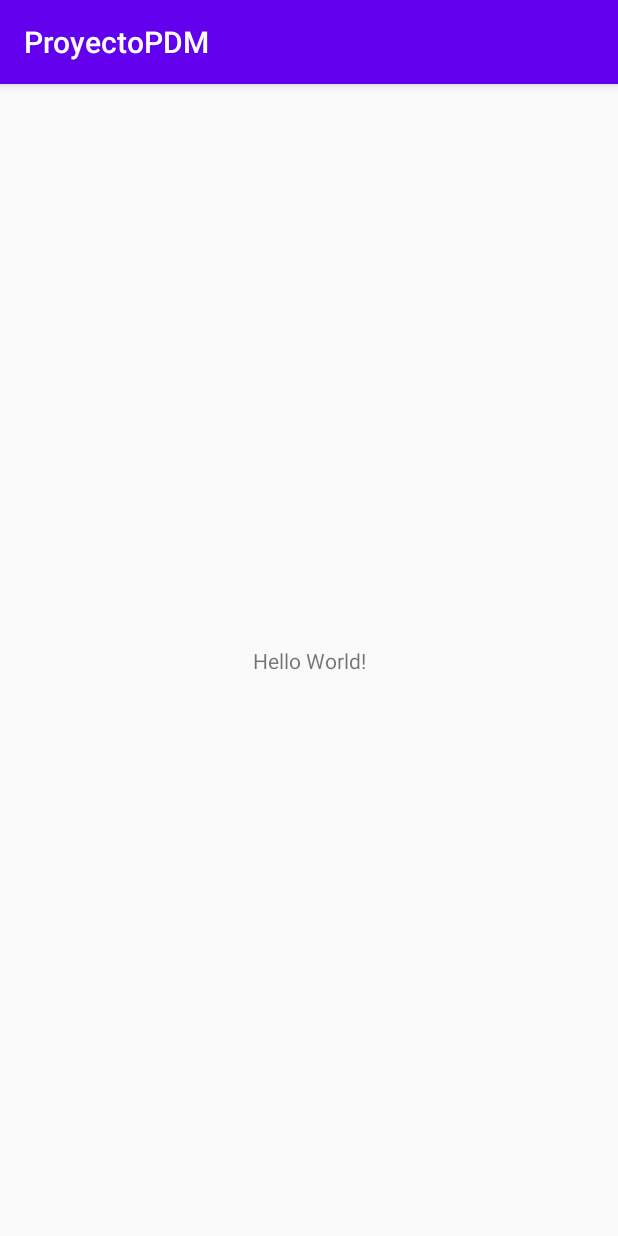
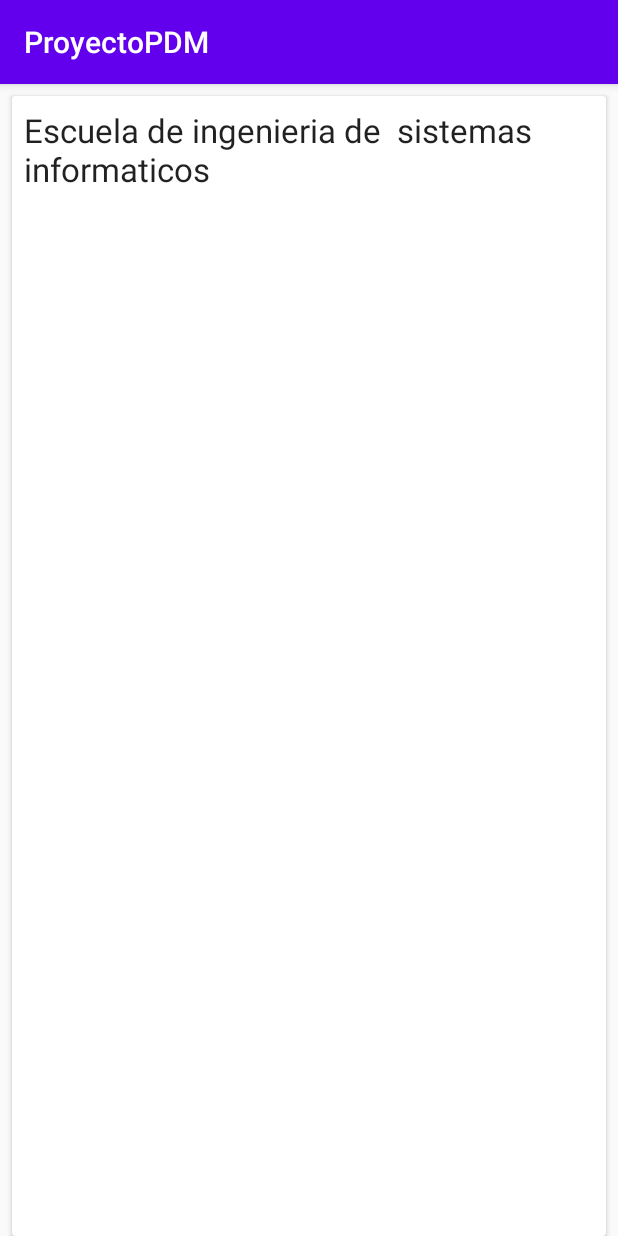
Before and after one commit to Freduart/ProyectoPDM, an Android app: the screen it shows after launch (MainActivity), on a phone screen of 412 x 824 dp. Run offline under Robolectric (Android 15) with nearby library versions, the phone set to English and light mode, and no system bars; our stand-ins replace Room's generated code.

Commit message:
Arquitectura del proyecto
Se a implementado el patron MVVM para el proyecto solamente a la entidad Escuela

```diff
--- /dev/null
+++ b/ProyectoPDM/app/src/main/java/sv/ues/fia/eisi/proyectopdm/Adapter/EscuelaAdapter.java
@@ -0,0 +1,62 @@
+package sv.ues.fia.eisi.proyectopdm.Adapter;
+
+import android.view.LayoutInflater;
+import android.view.View;
+import android.view.ViewGroup;
+import android.widget.TextView;
+
+import androidx.annotation.NonNull;
+import androidx.recyclerview.widget.RecyclerView;
+
+import java.util.ArrayList;
+import java.util.List;
+
+import sv.ues.fia.eisi.proyectopdm.R;
+import sv.ues.fia.eisi.proyectopdm.db.entity.Escuela;
+/*
+    Las clases Adapter son las encargadas de la relacion entre lo logico y lo visual
+ */
+
+public class EscuelaAdapter extends RecyclerView.Adapter<EscuelaAdapter.EscuelaHolder> {
+
+    private List<Escuela> escuelas=new ArrayList<>();
+
+    @NonNull
+    @Override
+    public EscuelaHolder onCreateViewHolder(@NonNull ViewGroup parent, int viewType) {
+        View itemView= LayoutInflater.from(parent.getContext())
+                .inflate(R.layout.escuela_item,parent,false);
+        return new EscuelaHolder(itemView);
+    }
+
+    @Override
+    public void onBindViewHolder(@NonNull EscuelaHolder holder, int position) {
+        Escuela currentEscuela=escuelas.get(position);
+        /*
+            Con el objeto holder recibimos objetos de tipo String y
+            mostramos los valores en cada uno de los TextView y se ciclen con el LiveData
+            Haremos uno por cada item que querramos mostar
+        */
+        holder.nombre.setText(currentEscuela.getNomEscuela());
+
+    }
+
+    @Override
+    public int getItemCount() {
+        return escuelas.size();
+    }
+
+    public void setEscuelas(List<Escuela>escuelas){
+        this.escuelas=escuelas;
+        notifyDataSetChanged();
+    }
+
+    class EscuelaHolder extends RecyclerView.ViewHolder{
+        private TextView nombre;
+
+        public EscuelaHolder(@NonNull View itemView) {
+            super(itemView);
+            nombre=itemView.findViewById(R.id.text1);
+        }
+    }
+}
--- /dev/null
+++ b/ProyectoPDM/app/src/main/java/sv/ues/fia/eisi/proyectopdm/DataBase.java
@@ -0,0 +1,70 @@
+package sv.ues.fia.eisi.proyectopdm;
+
+import android.content.Context;
+import android.os.AsyncTask;
+
+import androidx.annotation.NonNull;
+import androidx.room.Database;
+import androidx.room.Room;
+import androidx.room.RoomDatabase;
+import androidx.sqlite.db.SupportSQLiteDatabase;
+
+import sv.ues.fia.eisi.proyectopdm.dao.EscuelaDao;
+import sv.ues.fia.eisi.proyectopdm.db.entity.Escuela;
+
+
+/*
+    En esta clase es donde creamos cada una de las entity's que usaremos y definir la version de la base
+    como en SQLiteOpenHelper
+ */
+@Database(entities = {
+        /*Alumno.class, AreaAdm.class, Asignatura.class, CargaAcademica.class, Cargo.class,
+        Ciclo.class, CicloAsignatura.class, DetalleEvaluacion.class, Docente.class,
+        EncargadoImpresion.class,*/ Escuela.class/*, Evaluacion.class, Inscripcion.class,
+        Local.class, PrimeraRevision.class, SegundaRevision.class, SegundaRevision_Docente.class,
+        SolicitudExtraordinario.class, SolicitudImpresion.class, TipoEvaluacion.class,*/
+    }, version = 1)
+public abstract class DataBase extends RoomDatabase {
+
+    private static DataBase instance;
+
+    //Este atributo es para poder acceder a la clase Dao
+    public abstract EscuelaDao escuelaDao();
+
+    /*
+        synchronized garantiza el patron singleton para que solo haya una instancia de una clase
+        es util para cuando todos los usuarios esten usando la misma instancia
+     */
+
+    public static synchronized DataBase getInstance(Context context){
+        if(instance==null){
+            instance= Room.databaseBuilder(context.getApplicationContext(),
+                    DataBase.class,"Escuela").fallbackToDestructiveMigration().addCallback(roomCallback)
+                    .build();
+        }
+        return instance;
+    }
+
+    private static RoomDatabase.Callback roomCallback=new RoomDatabase.Callback(){
+        @Override
+        public void onCreate(@NonNull SupportSQLiteDatabase db) {
+            super.onCreate(db);
+            new PoblarDBAsyncTask(instance).execute();
+        }
+    };
+
+    private static class PoblarDBAsyncTask extends AsyncTask<Void, Void, Void>{
+        private EscuelaDao escuelaDao;
+
+        private PoblarDBAsyncTask(DataBase db){
+            escuelaDao=db.escuelaDao();
+        }
+        @Override
+        protected Void doInBackground(Void... voids) {
+            escuelaDao.insert(new Escuela(1,"Escuela de ingenieria de  sistemas informaticos"));
+            escuelaDao.insert(new Escuela(2,"Escuela de ingenieria industrial"));
+            escuelaDao.insert(new Escuela(3,"Escuela de ingenieria electrica"));
+            return null;
+        }
+    }
+}
--- a/ProyectoPDM/app/src/main/java/sv/ues/fia/eisi/proyectopdm/MainActivity.java
+++ b/ProyectoPDM/app/src/main/java/sv/ues/fia/eisi/proyectopdm/MainActivity.java
@@ -1,14 +1,54 @@
 package sv.ues.fia.eisi.proyectopdm;
 
+import androidx.annotation.Nullable;
 import androidx.appcompat.app.AppCompatActivity;
+import androidx.lifecycle.Observer;
+import androidx.lifecycle.ViewModelProvider;
+import androidx.recyclerview.widget.LinearLayoutManager;
+import androidx.recyclerview.widget.RecyclerView;
 
 import android.os.Bundle;
+import android.widget.Toast;
+
+import java.util.List;
+
+import sv.ues.fia.eisi.proyectopdm.Adapter.EscuelaAdapter;
+import sv.ues.fia.eisi.proyectopdm.ViewModel.EscuelaViewModel;
+import sv.ues.fia.eisi.proyectopdm.db.entity.Escuela;
 
 public class MainActivity extends AppCompatActivity {
+
+    private EscuelaViewModel escuelaViewModel;
 
     @Override
     protected void onCreate(Bundle savedInstanceState) {
         super.onCreate(savedInstanceState);
         setContentView(R.layout.activity_main);
+
+        RecyclerView recyclerView=findViewById(R.id.recycler_list);
+        recyclerView.setLayoutManager(new LinearLayoutManager(this));
+        recyclerView.setHasFixedSize(true);
+
+        final EscuelaAdapter adapter=new EscuelaAdapter();
+        recyclerView.setAdapter(adapter);
+
+        try{
+            /*
+                debido a que ViewModel esta desfasado se tienen que buscar alternativas en este caso usamos AndroidViewModelFactory para dicha
+                solucion para comprobarlo podemos mandar un mensaje en un toast
+            */
+            //escuelaViewModel= new ViewModelProvider(this).get(EscuelaViewModel.class);
+            escuelaViewModel=new ViewModelProvider.AndroidViewModelFactory(getApplication()).create(EscuelaViewModel.class);
+            //escuelaViewModel=new ViewModelProvider(this,ViewModelProvider.AndroidViewModelFactory.getInstance(this.getApplication())).get(EscuelaViewModel.class);
+            escuelaViewModel.getAllEscuelas().observe(this, new Observer<List<Escuela>>() {
+                @Override
+                public void onChanged(@Nullable List<Escuela> escuelas) {
+                    //actualiza el RecyclerView
+                    adapter.setEscuelas(escuelas);
+                }
+            });
+        }catch (Exception e){
+            Toast.makeText(MainActivity.this, "Error en el VIewModel", Toast.LENGTH_SHORT).show();
+        }
     }
 }
--- /dev/null
+++ b/ProyectoPDM/app/src/main/java/sv/ues/fia/eisi/proyectopdm/ViewModel/EscuelaViewModel.java
@@ -0,0 +1,49 @@
+package sv.ues.fia.eisi.proyectopdm.ViewModel;
+
+import android.app.Application;
+
+import androidx.annotation.NonNull;
+import androidx.lifecycle.AndroidViewModel;
+import androidx.lifecycle.LiveData;
+
+import java.util.List;
+
+import sv.ues.fia.eisi.proyectopdm.repository.EscuelaRepository;
+import sv.ues.fia.eisi.proyectopdm.db.entity.Escuela;
+
+
+/*
+AndroidViewModel es una subclase de ViewModel
+ */
+public class EscuelaViewModel extends AndroidViewModel {
+
+    private EscuelaRepository repository;
+    private LiveData<List<Escuela>> allEscuelas;
+
+    public EscuelaViewModel(@NonNull Application application) {
+        super(application);
+        repository=new EscuelaRepository(application);
+        allEscuelas=repository.getAllEscuelas();
+    }
+
+
+    public void insert(Escuela escuela){
+        repository.insertar(escuela);
+    }
+
+    public void update(Escuela escuela){
+        repository.actualizar(escuela);
+    }
+
+    public void delete(Escuela escuela){
+        repository.borrar(escuela);
+    }
+
+    public void deleteAllEscuelas(){
+        repository.borrarTodas();
+    }
+
+    public LiveData<List<Escuela>> getAllEscuelas() {
+        return allEscuelas;
+    }
+}
--- /dev/null
+++ b/ProyectoPDM/app/src/main/java/sv/ues/fia/eisi/proyectopdm/dao/EscuelaDao.java
@@ -0,0 +1,47 @@
+package sv.ues.fia.eisi.proyectopdm.dao;
+
+import androidx.lifecycle.LiveData;
+import androidx.room.Dao;
+import androidx.room.Delete;
+import androidx.room.Insert;
+import androidx.room.Query;
+import androidx.room.Update;
+
+import java.util.List;
+
+import sv.ues.fia.eisi.proyectopdm.db.entity.Escuela;
+
+/*
+Aqui se controlan las operaciones sobre las entidades
+si presionamos Control+B sobre las funcionalidades (@Insert, @Update y @Delete)
+veremos como ROOM da la funcionalidad con las interfaces DAO
+*/
+
+@Dao
+public interface EscuelaDao {
+
+    @Insert
+    void insert(Escuela escuela);
+
+    @Update
+    void update(Escuela escuela);
+
+    @Delete
+    void delete(Escuela escuela);
+
+
+    /*
+        En este Query nosotros borramos todos los datos que contenga la tabla Escuela
+        Para borrar uno en especifico necesitaremos usar el id en el Query como un delete de SQL
+     */
+    @Query("delete from Escuela ")
+    void borrarEscuelas();
+
+    /*
+        LiveData tiene ventajas como mostrar los datos siempre actualizados en la app usando ROOM
+     */
+    @Query("Select * from Escuela")
+    LiveData<List<Escuela>> obtenerEscuelas();
+
+
+}
--- a/ProyectoPDM/app/src/main/java/sv/ues/fia/eisi/proyectopdm/db/entity/Escuela.java
+++ b/ProyectoPDM/app/src/main/java/sv/ues/fia/eisi/proyectopdm/db/entity/Escuela.java
@@ -3,7 +3,6 @@ package sv.ues.fia.eisi.proyectopdm.db.entity;
 import androidx.room.Entity;
 import androidx.room.PrimaryKey;
 
-import java.util.List;
 
 @Entity(tableName = "Escuela")
 public class Escuela {
--- a/ProyectoPDM/app/src/main/res/layout/activity_main.xml
+++ b/ProyectoPDM/app/src/main/res/layout/activity_main.xml
@@ -1,18 +1,18 @@
 <?xml version="1.0" encoding="utf-8"?>
-<androidx.constraintlayout.widget.ConstraintLayout xmlns:android="http://schemas.android.com/apk/res/android"
+<LinearLayout
+    xmlns:android="http://schemas.android.com/apk/res/android"
     xmlns:app="http://schemas.android.com/apk/res-auto"
     xmlns:tools="http://schemas.android.com/tools"
     android:layout_width="match_parent"
     android:layout_height="match_parent"
+    android:orientation="vertical"
     tools:context=".MainActivity">
 
-    <TextView
-        android:layout_width="wrap_content"
-        android:layout_height="wrap_content"
-        android:text="Hello World!"
-        app:layout_constraintBottom_toBottomOf="parent"
-        app:layout_constraintLeft_toLeftOf="parent"
-        app:layout_constraintRight_toRightOf="parent"
-        app:layout_constraintTop_toTopOf="parent" />
+    <androidx.recyclerview.widget.RecyclerView
+        android:layout_height="match_parent"
+        android:layout_width="match_parent"
+        android:id="@+id/recycler_list"
+        tools:listitem="@layout/escuela_item"
+        />
 
-</androidx.constraintlayout.widget.ConstraintLayout>
+</LinearLayout>
--- /dev/null
+++ b/ProyectoPDM/app/src/main/res/layout/escuela_item.xml
@@ -0,0 +1,39 @@
+<?xml version="1.0" encoding="utf-8"?>
+<androidx.cardview.widget.CardView xmlns:android="http://schemas.android.com/apk/res/android"
+    android:layout_width="match_parent"
+    android:layout_height="match_parent"
+    android:layout_marginEnd="8dp"
+    android:layout_marginStart="8dp"
+    android:layout_marginTop="8dp">
+
+    <RelativeLayout
+        android:layout_width="wrap_content"
+        android:layout_height="wrap_content"
+        android:padding="8dp">
+
+        <TextView
+            android:id="@+id/text1"
+            android:layout_width="wrap_content"
+            android:layout_height="wrap_content"
+            android:layout_alignParentEnd="true"
+            android:text="1"
+            android:textAppearance="@style/TextAppearance.AppCompat.Large"
+            android:layout_alignParentRight="true" />
+
+        <TextView
+            android:id="@+id/text2"
+            android:layout_width="wrap_content"
+            android:layout_height="wrap_content"
+            android:text="Nombre"
+            android:textAppearance="@style/TextAppearance.AppCompat.Large"
+            android:maxLines="1"
+            android:layout_toStartOf="@id/text1"
+            android:layout_alignParentStart="true"
+            android:ellipsize="end"
+            android:layout_toLeftOf="@id/text1"
+            android:layout_alignParentLeft="true" />
+
+
+    </RelativeLayout>
+
+</androidx.cardview.widget.CardView>
```
Also changed, not shown: ProyectoPDM/app/build.gradle (+26 -1 lines), ProyectoPDM/app/src/main/java/sv/ues/fia/eisi/proyectopdm/dao/EsculaDao.java (deleted, +0 -29 lines), ProyectoPDM/app/src/main/java/sv/ues/fia/eisi/proyectopdm/db/entity/RoomDao.java (deleted, +0 -19 lines), ProyectoPDM/app/src/main/java/sv/ues/fia/eisi/proyectopdm/repository/EscuelaRepository.java (added, +99 -0 lines), 1 other file.
